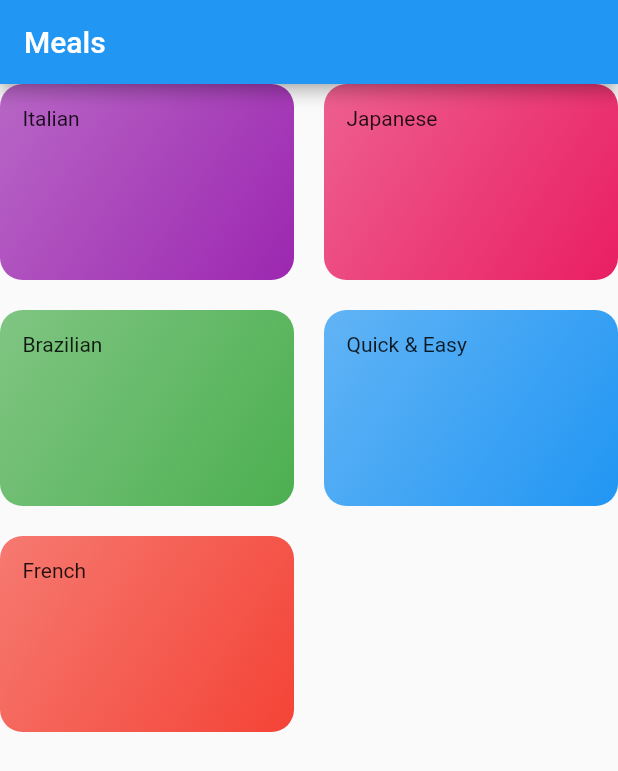
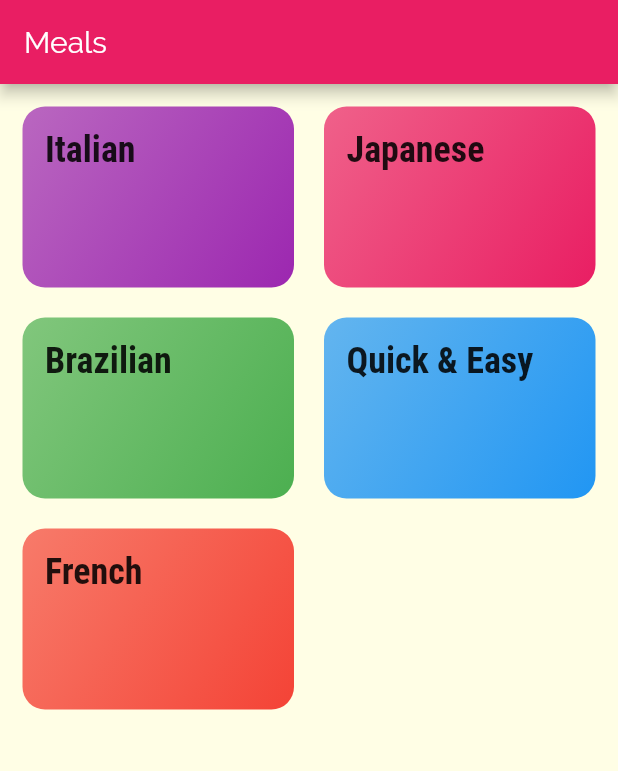
Before and after one commit to douglasnavarro/meals-dummy-app, a Flutter app: the screen it shows after launch, on a phone screen of 412 x 824 dp. Shown: the top 771 px of the screen. Run offline on Flutter 3.47's test engine with Material 2 defaults, Android fonts, the phone set to English and light mode, and no system bars.

Commit message:
add fonts and theme styling

```diff
--- a/lib/categories_screen.dart
+++ b/lib/categories_screen.dart
@@ -11,6 +11,7 @@ class CategoriesScreen extends StatelessWidget {
         title: const Text('Meals'),
       ),
       body: GridView(
+        padding: const EdgeInsets.all(15),
         children: DUMMY_CATEGORIES
             .map((catData) => CategoryItem(catData.title, catData.color))
             .toList(),
--- a/lib/category_item.dart
+++ b/lib/category_item.dart
@@ -10,7 +10,10 @@ class CategoryItem extends StatelessWidget {
   Widget build(BuildContext context) {
     return Container(
       padding: const EdgeInsets.all(15),
-      child: Text(title),
+      child: Text(
+        title,
+        style: Theme.of(context).textTheme.title,
+      ),
       decoration: BoxDecoration(
         gradient: LinearGradient(
           colors: [
--- a/lib/main.dart
+++ b/lib/main.dart
@@ -9,7 +9,23 @@ class MyApp extends StatelessWidget {
     return MaterialApp(
       title: 'Meals',
       theme: ThemeData(
-        primarySwatch: Colors.blue,
+        primarySwatch: Colors.pink,
+        accentColor: Colors.amber,
+        canvasColor: Color.fromRGBO(255, 254, 229, 1),
+        fontFamily: 'Raleway',
+        textTheme: ThemeData.light().textTheme.copyWith(
+              title: TextStyle(
+                fontSize: 24,
+                fontFamily: 'RobotoCondensed',
+                fontWeight: FontWeight.bold,
+              ),
+              body1: TextStyle(
+                color: Color.fromRGBO(20, 25, 51, 1),
+              ),
+              body2: TextStyle(
+                color: Color.fromRGBO(20, 25, 51, 1),
+              ),
+            ),
       ),
       home: CategoriesScreen(),
     );
```
Also changed, not shown: pubspec.yaml (+17 -11 lines), assets/fonts/Raleway-Black.ttf (added), assets/fonts/Raleway-Bold.ttf (added), assets/fonts/Raleway-Regular.ttf (added), assets/fonts/RobotoCondensed-Bold.ttf (added), assets/fonts/RobotoCondensed-Italic.ttf (added), assets/fonts/RobotoCondensed-Light.ttf (added), assets/fonts/RobotoCondensed-Regular.ttf (added).
